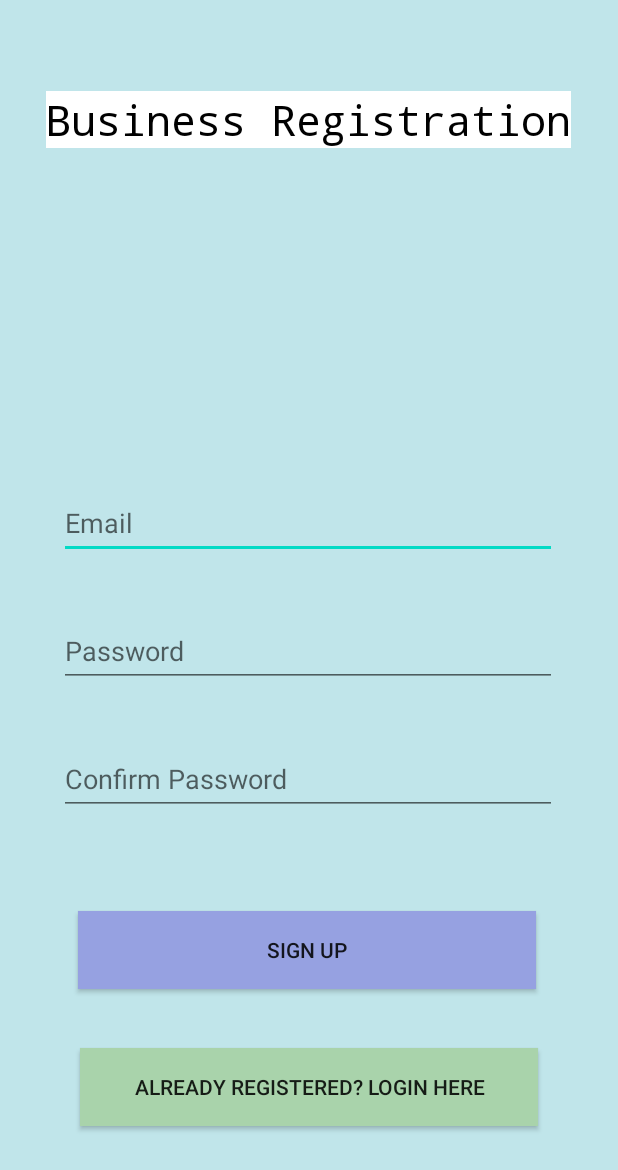
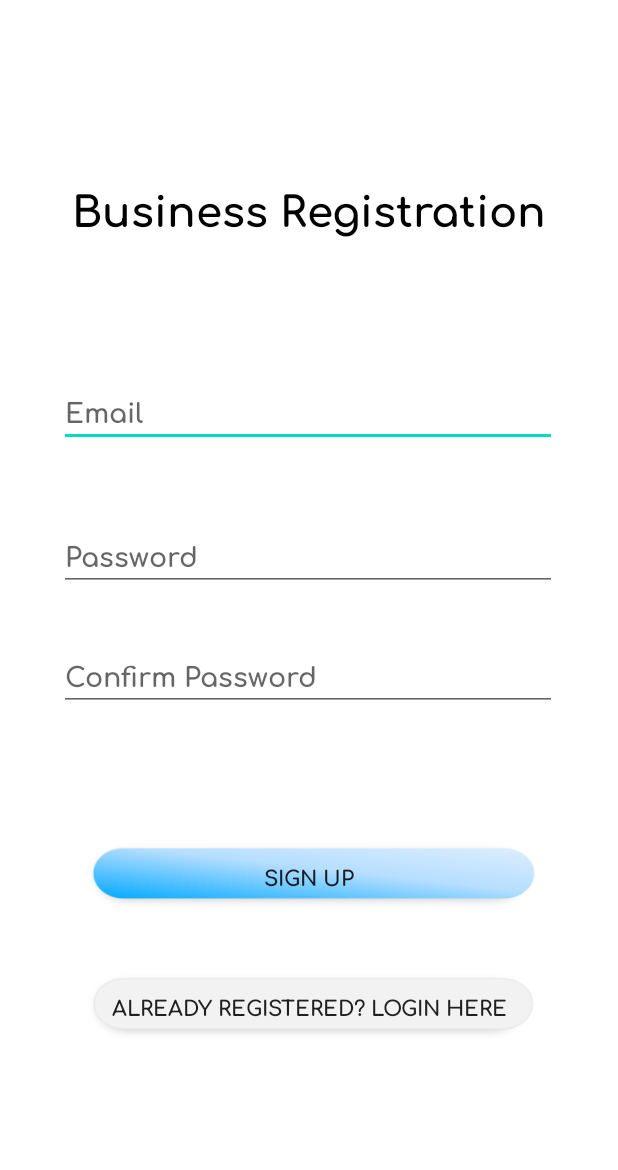
Before and after one commit to TeddyBonkerz/StoreFrontApp, an Android app: the screen it shows after launch (register), after a tap on "NEW USER? REGISTER HERE", on a phone screen of 412 x 824 dp. Shown: the top 1170 px of the screen. Run offline under Robolectric (Android 15) with nearby library versions, the phone set to English and light mode, and no system bars; our stand-ins replace Firebase (no records; nobody signed in at launch, a user with empty details on screens opened directly); 1 other tap on this screen came first.

Commit message:
Register Screen

```diff
--- a/app/src/main/res/layout/activity_register.xml
+++ b/app/src/main/res/layout/activity_register.xml
@@ -4,25 +4,25 @@
     xmlns:tools="http://schemas.android.com/tools"
     android:layout_width="match_parent"
     android:layout_height="match_parent"
-    android:background="#C0E5EA"
+    app:fontFamily="@font/comfortaa_bold"
+    android:background="@android:color/white"
     tools:context=".setup.register">
 
     <TextView
         android:id="@+id/registerHeader"
         android:layout_width="wrap_content"
         android:layout_height="wrap_content"
+        android:background="@color/design_default_color_background"
         android:importantForAutofill="no"
         android:text="@string/registration"
-        android:background="@color/design_default_color_background"
-        android:fontFamily="monospace"
         android:textColor="#000000"
         android:textSize="28sp"
+        app:fontFamily="@font/comfortaa_bold"
         app:layout_constraintBottom_toBottomOf="parent"
         app:layout_constraintEnd_toEndOf="parent"
-        app:layout_constraintHorizontal_bias="0.498"
         app:layout_constraintStart_toStartOf="parent"
         app:layout_constraintTop_toTopOf="parent"
-        app:layout_constraintVertical_bias="0.077" />
+        app:layout_constraintVertical_bias="0.148" />
 
     <EditText
         android:id="@+id/email"
@@ -32,12 +32,13 @@
         android:hint="@string/email"
         android:importantForAutofill="no"
         android:inputType="textEmailAddress"
+        app:fontFamily="@font/comfortaa_bold"
         app:layout_constraintBottom_toBottomOf="parent"
         app:layout_constraintEnd_toEndOf="parent"
         app:layout_constraintHorizontal_bias="0.493"
         app:layout_constraintStart_toStartOf="parent"
         app:layout_constraintTop_toTopOf="parent"
-        app:layout_constraintVertical_bias="0.418" />
+        app:layout_constraintVertical_bias="0.322" />
 
     <EditText
         android:id="@+id/password1"
@@ -47,12 +48,13 @@
         android:hint="@string/password"
         android:importantForAutofill="no"
         android:inputType="textPassword"
+        app:fontFamily="@font/comfortaa_bold"
         app:layout_constraintBottom_toBottomOf="parent"
         app:layout_constraintEnd_toEndOf="parent"
         app:layout_constraintHorizontal_bias="0.493"
         app:layout_constraintStart_toStartOf="parent"
         app:layout_constraintTop_toTopOf="parent"
-        app:layout_constraintVertical_bias="0.528" />
+        app:layout_constraintVertical_bias="0.446" />
 
     <EditText
         android:id="@+id/password2"
@@ -62,36 +64,38 @@
         android:hint="@string/confirm_password"
         android:importantForAutofill="no"
         android:inputType="textPassword"
+        app:fontFamily="@font/comfortaa_bold"
         app:layout_constraintBottom_toBottomOf="parent"
         app:layout_constraintEnd_toEndOf="parent"
         app:layout_constraintHorizontal_bias="0.493"
         app:layout_constraintStart_toStartOf="parent"
         app:layout_constraintTop_toTopOf="parent"
-        app:layout_constraintVertical_bias="0.638" />
+        app:layout_constraintVertical_bias="0.549" />
 
     <Button
         android:id="@+id/signupButton"
         android:layout_width="305dp"
         android:layout_height="52dp"
-        android:background="#96A1E1"
         android:text="@string/sign_up"
+        android:background="@drawable/login_button"
+        app:fontFamily="@font/comfortaa_bold"
         app:layout_constraintBottom_toBottomOf="parent"
         app:layout_constraintEnd_toEndOf="parent"
-        app:layout_constraintHorizontal_bias="0.49"
         app:layout_constraintStart_toStartOf="parent"
         app:layout_constraintTop_toTopOf="parent"
-        app:layout_constraintVertical_bias="0.787" />
+        app:layout_constraintVertical_bias="0.723" />
 
     <Button
         android:id="@+id/loginButton"
         android:layout_width="305dp"
         android:layout_height="52dp"
-        android:background="#A9D3AB"
+        android:background="@drawable/register_button"
         android:text="@string/already_registered_login_here"
+        app:fontFamily="@font/comfortaa_bold"
         app:layout_constraintBottom_toBottomOf="parent"
         app:layout_constraintEnd_toEndOf="parent"
         app:layout_constraintStart_toStartOf="parent"
         app:layout_constraintTop_toTopOf="parent"
-        app:layout_constraintVertical_bias="0.905" />
+        app:layout_constraintVertical_bias="0.835" />
 
 </androidx.constraintlayout.widget.ConstraintLayout>
```
